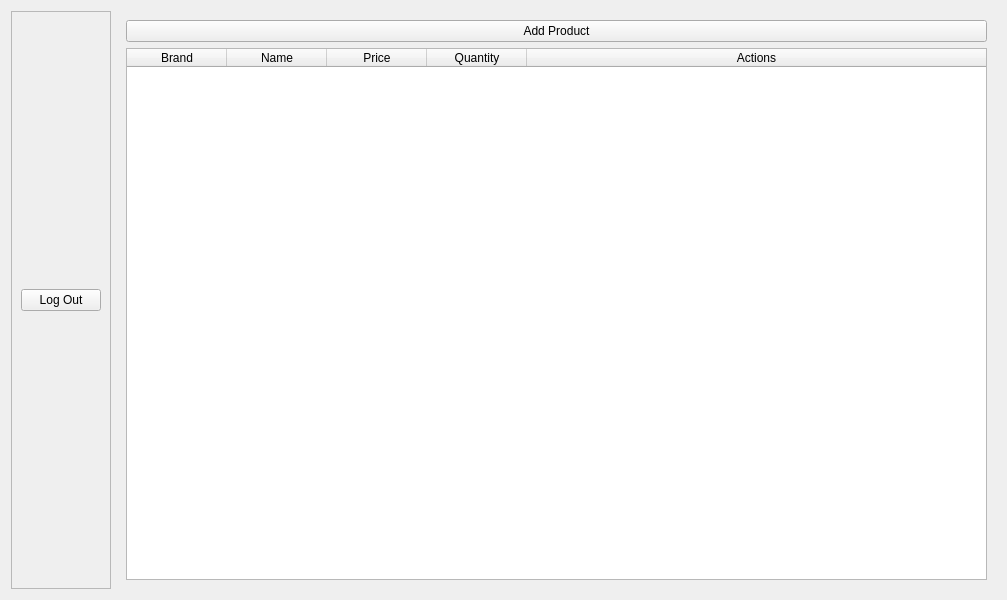
Old version of the form rhainer_test_5/admin.ui in the repository Rhainer13/IM-Project.
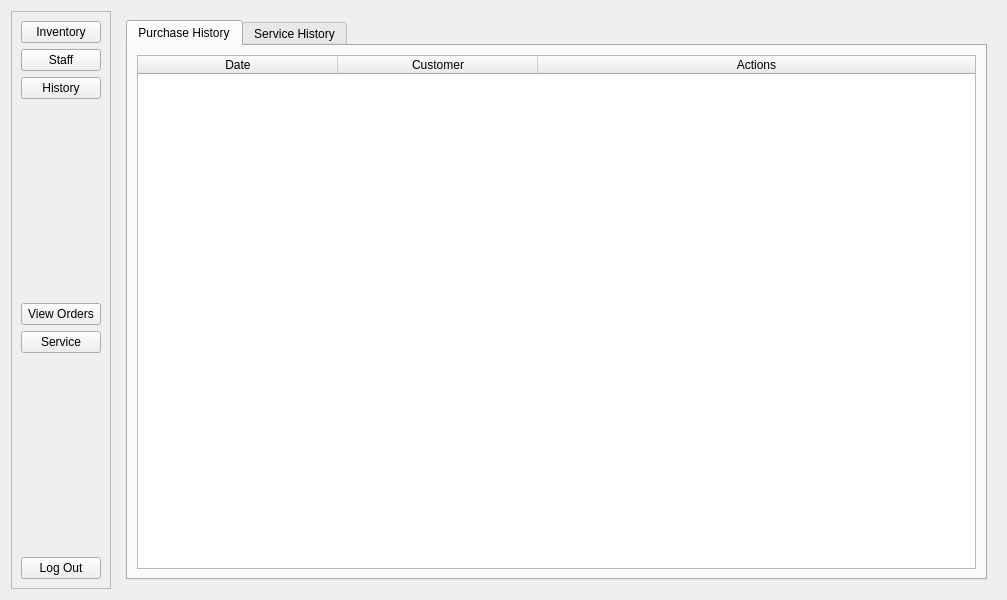
New version of the form. The open tabs and pages were chosen to show the change.

```diff
--- a/rhainer_test_5/admin.ui
+++ b/rhainer_test_5/admin.ui
@@ -23,6 +23,67 @@
       <enum>QFrame::Raised</enum>
      </property>
      <layout class="QVBoxLayout" name="verticalLayout">
+      <item>
+       <widget class="QPushButton" name="inventory">
+        <property name="text">
+         <string>Inventory</string>
+        </property>
+       </widget>
+      </item>
+      <item>
+       <widget class="QPushButton" name="staff">
+        <property name="text">
+         <string>Staff</string>
+        </property>
+       </widget>
+      </item>
+      <item>
+       <widget class="QPushButton" name="history">
+        <property name="text">
+         <string>History</string>
+        </property>
+       </widget>
+      </item>
+      <item>
+       <spacer name="verticalSpacer_2">
+        <property name="orientation">
+         <enum>Qt::Vertical</enum>
+        </property>
+        <property name="sizeHint" stdset="0">
+         <size>
+          <width>20</width>
+          <height>40</height>
+         </size>
+        </property>
+       </spacer>
+      </item>
+      <item>
+       <widget class="QPushButton" name="viewOrder">
+        <property name="text">
+         <string>View Orders</string>
+        </property>
+       </widget>
+      </item>
+      <item>
+       <widget class="QPushButton" name="service">
+        <property name="text">
+         <string>Service</string>
+        </property>
+       </widget>
+      </item>
+      <item>
+       <spacer name="verticalSpacer">
+        <property name="orientation">
+         <enum>Qt::Vertical</enum>
+        </property>
+        <property name="sizeHint" stdset="0">
+         <size>
+          <width>20</width>
+          <height>40</height>
+         </size>
+        </property>
+       </spacer>
+      </item>
       <item>
        <widget class="QPushButton" name="logOut">
         <property name="text">
@@ -46,6 +107,12 @@
        </item>
        <item>
         <widget class="QTableWidget" name="inventoryTable">
+         <property name="editTriggers">
+          <set>QAbstractItemView::NoEditTriggers</set>
+         </property>
+         <property name="cornerButtonEnabled">
+          <bool>false</bool>
+         </property>
          <attribute name="horizontalHeaderShowSortIndicator" stdset="0">
           <bool>false</bool>
          </attribute>
@@ -81,7 +148,113 @@
        </item>
       </layout>
      </widget>
-     <widget class="QWidget" name="page_2"/>
+     <widget class="QWidget" name="page_2">
+      <layout class="QVBoxLayout" name="verticalLayout_3">
+       <item>
+        <widget class="QPushButton" name="addStaff">
+         <property name="text">
+          <string>Add Staff Member</string>
+         </property>
+        </widget>
+       </item>
+       <item>
+        <widget class="QTableWidget" name="staffTable">
+         <property name="editTriggers">
+          <set>QAbstractItemView::NoEditTriggers</set>
+         </property>
+         <attribute name="horizontalHeaderStretchLastSection">
+          <bool>true</bool>
+         </attribute>
+         <column>
+          <property name="text">
+           <string>First Name</string>
+          </property>
+         </column>
+         <column>
+          <property name="text">
+           <string>Last Name</string>
+          </property>
+         </column>
+         <column>
+          <property name="text">
+           <string>Mobile Number</string>
+          </property>
+         </column>
+         <column>
+          <property name="text">
+           <string>Address</string>
+          </property>
+         </column>
+         <column>
+          <property name="text">
+           <string>Date Hired</string>
+          </property>
+         </column>
+         <column>
+          <property name="text">
+           <string>Actions</string>
+          </property>
+         </column>
+        </widget>
+       </item>
+      </layout>
+     </widget>
+     <widget class="QWidget" name="page_3">
+      <layout class="QGridLayout" name="gridLayout">
+       <item row="0" column="0">
+        <widget class="QTabWidget" name="tabWidget">
+         <property name="currentIndex">
+          <number>0</number>
+         </property>
+         <widget class="QWidget" name="tab">
+          <attribute name="title">
+           <string>Purchase History</string>
+          </attribute>
+          <layout class="QGridLayout" name="gridLayout_2">
+           <item row="0" column="0">
+            <widget class="QTableWidget" name="purchaseHistoryTable">
+             <property name="editTriggers">
+              <set>QAbstractItemView::NoEditTriggers</set>
+             </property>
+             <attribute name="horizontalHeaderDefaultSectionSize">
+              <number>200</number>
+             </attribute>
+             <attribute name="horizontalHeaderStretchLastSection">
+              <bool>true</bool>
+             </attribute>
+             <column>
+              <property name="text">
+               <string>Date</string>
+              </property>
+             </column>
+             <column>
+              <property name="text">
+               <string>Customer</string>
+              </property>
+             </column>
+             <column>
+              <property name="text">
+               <string>Actions</string>
+              </property>
+             </column>
+            </widget>
+           </item>
+          </layout>
+         </widget>
+         <widget class="QWidget" name="tab_2">
+          <attribute name="title">
+           <string>Service History</string>
+          </attribute>
+          <layout class="QGridLayout" name="gridLayout_3">
+           <item row="0" column="0">
+            <widget class="QTableWidget" name="tableWidget_2"/>
+           </item>
+          </layout>
+         </widget>
+        </widget>
+       </item>
+      </layout>
+     </widget>
     </widget>
    </item>
   </layout>
```
Left out of the diff: 5 changed lines with no effect on the pictures.
